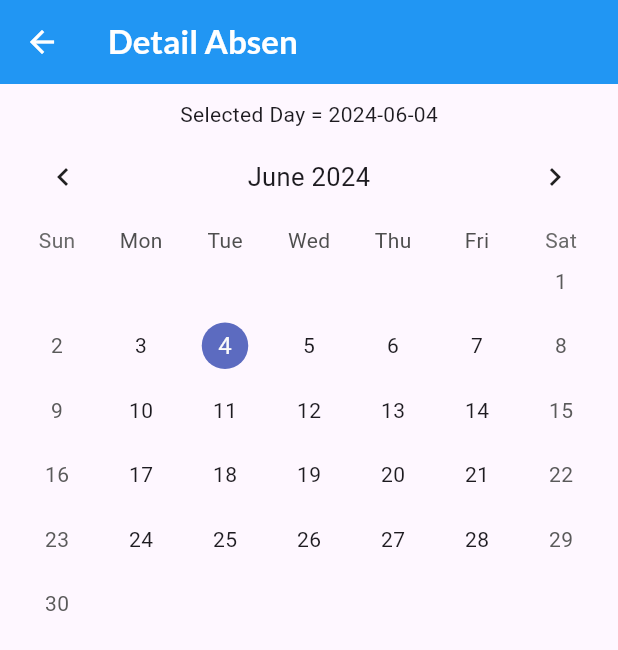
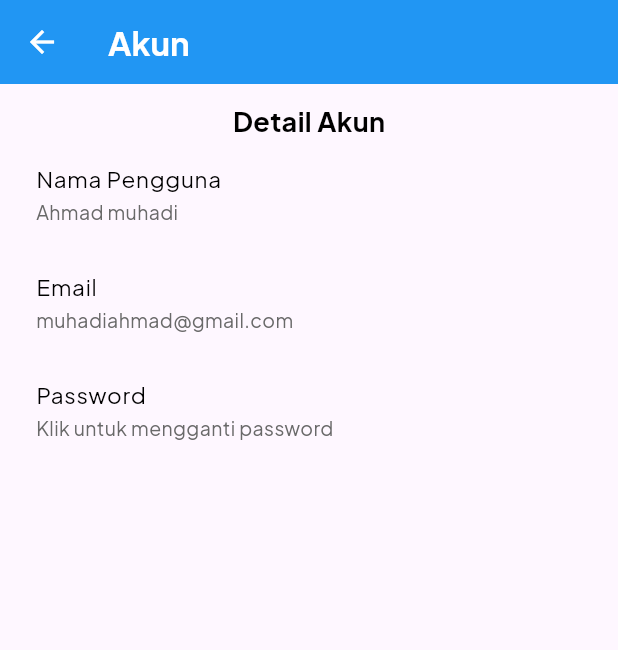
Before and after one commit to H4ntz-M4d/Project_AttendaceApp, a Flutter app: the DashboardSiswa screen opened directly, after a tap on the "assignment turned in" icon, on a phone screen of 412 x 824 dp. Shown: the top 650 px of the screen. Run offline on Flutter 3.47's test engine with Material 3 defaults, Android fonts, the phone set to English and light mode, and no system bars; drawn by our look-alikes of table_calendar; our stand-ins replace fluttertoast, get, google_fonts, image_picker, shared_preferences; missing offline and left inert: dart:ffi; accounts and stored records are empty; network calls fail; project files that could hold a hidden picture were left out.

Commit message:
membuat menu akun dan modifikasi pada page forgot password

```diff
--- a/lib/api_connection/api_connection.dart
+++ b/lib/api_connection/api_connection.dart
@@ -1,5 +1,5 @@
 class API {
-  static const hostConnect = "http://192.168.1.54/api_attandence_app";
+  static const hostConnect = "http://192.168.1.55/api_attandence_app";
   static const hostConnectUser = "$hostConnect/user";
 
   static const login = "$hostConnect/user/login.php";
--- a/lib/user/authentication/forgot_password.dart
+++ b/lib/user/authentication/forgot_password.dart
@@ -1,6 +1,7 @@
 import 'package:flutter/cupertino.dart';
 import 'package:flutter/material.dart';
 import 'package:flutter/widgets.dart';
+import 'package:google_fonts/google_fonts.dart';
 import 'dart:convert';
 import 'package:http/http.dart' as http;
 import 'package:intl/intl.dart';
@@ -225,6 +226,22 @@ class _ForgotPasswordPageState extends State<ForgotPasswordPage> {
   @override
   Widget build(BuildContext context) {
     return Scaffold(
+      appBar: AppBar(
+        leading: IconButton(
+            onPressed: () {
+              Navigator.pop(context);
+            },
+            icon: const Icon(
+              Icons.arrow_back,
+              color: Colors.white,
+            )),
+        title: Text(
+          'Password',
+          style: GoogleFonts.plusJakartaSans(
+              color: Colors.white, fontWeight: FontWeight.bold),
+        ),
+        backgroundColor: Colors.blue,
+      ),
       body: SingleChildScrollView(
         child: Padding(
           padding: const EdgeInsets.only(left: 15.0),
@@ -234,7 +251,7 @@ class _ForgotPasswordPageState extends State<ForgotPasswordPage> {
               child: Column(
                 crossAxisAlignment: CrossAxisAlignment.start,
                 children: [
-                  const SizedBox(height: 80),
+                  const SizedBox(height: 30),
                   const Text(
                     'Forgot Password?',
                     style: TextStyle(
--- /dev/null
+++ b/lib/user/fragments/account_screen.dart
@@ -0,0 +1,113 @@
+import 'package:flutter/material.dart';
+import 'package:google_fonts/google_fonts.dart';
+import 'package:project_attendance_app/user/authentication/forgot_password.dart';
+
+class AccountScreen extends StatefulWidget {
+  const AccountScreen({super.key});
+
+  @override
+  State<AccountScreen> createState() => _AccountScreenState();
+}
+
+class _AccountScreenState extends State<AccountScreen> {
+  @override
+  Widget build(BuildContext context) {
+    return Scaffold(
+      appBar: AppBar(
+        leading: IconButton(
+            onPressed: () {
+              Navigator.pop(context);
+            },
+            icon: const Icon(
+              Icons.arrow_back,
+              color: Colors.white,
+            )),
+        title: Text(
+          'Akun',
+          style: GoogleFonts.plusJakartaSans(
+              color: Colors.white, fontWeight: FontWeight.bold),
+        ),
+        backgroundColor: Colors.blue,
+      ),
+      body: SingleChildScrollView(
+        child: Padding(
+          padding: const EdgeInsets.only(top: 12, right: 8, left: 8),
+          child: Column(
+            children: <Widget> [
+            Text(
+              'Detail Akun',
+              style: GoogleFonts.plusJakartaSans(
+                color: Colors.black,
+                fontSize: 18,
+                fontWeight: FontWeight.bold,
+              ),
+            ),
+            ListTile(
+              title: Text(
+                'Nama Pengguna',
+                style: GoogleFonts.plusJakartaSans(
+                  color: Colors.black,
+                  fontSize: 15
+                ),
+              ),
+              subtitle: Text(
+                'Ahmad muhadi',
+                style: GoogleFonts.plusJakartaSans(
+                  color: Color.fromARGB(255, 105, 105, 105),
+                  fontSize: 13
+                ),
+              ),
+            ),
+
+            InkWell(
+              onTap: (){},
+              splashColor: Colors.white30,
+              child: ListTile(
+                title: Text(
+                  'Email',
+                  style: GoogleFonts.plusJakartaSans(
+                    color: Colors.black,
+                    fontSize: 15
+                  ),
+                ),
+                subtitle: Text(
+                  'muhadiahmad@gmail.com',
+                  style: GoogleFonts.plusJakartaSans(
+                    color: Color.fromARGB(255, 105, 105, 105),
+                    fontSize: 13
+                  ),
+                ),
+              ),
+            ),
+
+            InkWell(
+              onTap: (){
+                Navigator.push(context, MaterialPageRoute(
+                  builder: (ctx) => ForgotPasswordPage()
+                ));
+              },
+              splashColor: Colors.white30,
+              child: ListTile(
+                title: Text(
+                  'Password',
+                  style: GoogleFonts.plusJakartaSans(
+                    color: Colors.black,
+                    fontSize: 15
+                  ),
+                ),
+                subtitle: Text(
+                  'Klik untuk mengganti password',
+                  style: GoogleFonts.plusJakartaSans(
+                    color: Color.fromARGB(255, 105, 105, 105),
+                    fontSize: 13
+                  ),
+                ),
+              ),
+            ),
+
+          ],),
+        ),
+      ),
+    );
+  }
+}
--- a/lib/user/fragments/dashboard.dart
+++ b/lib/user/fragments/dashboard.dart
@@ -2,6 +2,7 @@
 
 import 'package:flutter/material.dart';
 import 'package:get/get.dart';
+import 'package:project_attendance_app/user/fragments/account_screen.dart';
 import 'package:project_attendance_app/user/fragments/detail_absen.dart';
 import 'package:project_attendance_app/user/fragments/profile_screen.dart';
 import 'package:project_attendance_app/user/userPreferences/current_user.dart';
@@ -58,7 +59,7 @@ class DashboardSiswa extends StatelessWidget {
                     icon: const Icon(Icons.assignment_turned_in_sharp),
                     onPressed: () {
                       Navigator.of(context).push(
-                          MaterialPageRoute(builder: (ctx) => DetailAbsen()));
+                          MaterialPageRoute(builder: (ctx) => AccountScreen()));
                     },
                   ),
                 ],
```
